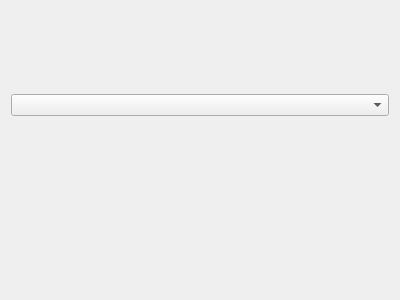
Old version of the form src/joint_state_gui/bar_plot_widget.ui in the repository ADVRHumanoids/robot_monitoring.
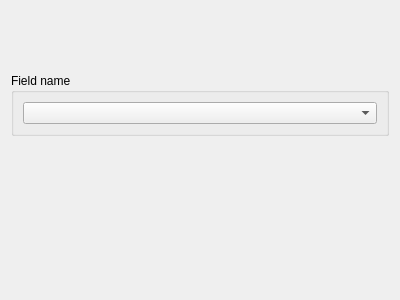
New version of the form.

Diff of the .ui file:
```diff
--- a/src/joint_state_gui/bar_plot_widget.ui
+++ b/src/joint_state_gui/bar_plot_widget.ui
@@ -14,8 +14,26 @@
    <string>Form</string>
   </property>
   <layout class="QVBoxLayout" name="verticalLayout_2">
+   <property name="topMargin">
+    <number>0</number>
+   </property>
    <item>
-    <widget class="QComboBox" name="SelectFieldComboBox"/>
+    <widget class="QGroupBox" name="groupBox">
+     <property name="sizePolicy">
+      <sizepolicy hsizetype="Preferred" vsizetype="Fixed">
+       <horstretch>0</horstretch>
+       <verstretch>0</verstretch>
+      </sizepolicy>
+     </property>
+     <property name="title">
+      <string>Field name</string>
+     </property>
+     <layout class="QVBoxLayout" name="verticalLayout">
+      <item>
+       <widget class="QComboBox" name="SelectFieldComboBox"/>
+      </item>
+     </layout>
+    </widget>
    </item>
    <item>
     <layout class="QHBoxLayout" name="horizontalLayout" stretch="10,4,10">
```
